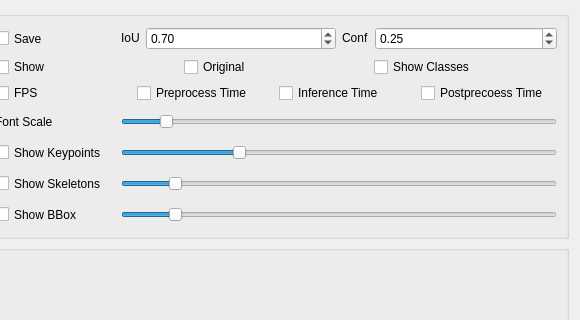
Old version of the form animalposetracker/gui/ui/inferencer.ui in the repository wux024/AnimalPoseTracker; both pictures show x 620 to 1200 and y 0 to 320 of the 1200 by 800 pixel window.
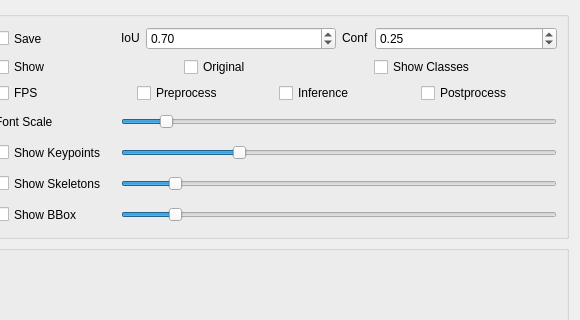
New version of the form.

What changed in the file:
```diff
--- a/animalposetracker/gui/ui/inferencer.ui
+++ b/animalposetracker/gui/ui/inferencer.ui
@@ -652,7 +652,7 @@
              </sizepolicy>
             </property>
             <property name="text">
-             <string>Preprocess Time</string>
+             <string>Preprocess</string>
             </property>
            </widget>
           </item>
@@ -665,7 +665,7 @@
              </sizepolicy>
             </property>
             <property name="text">
-             <string>Inference Time</string>
+             <string>Inference</string>
             </property>
            </widget>
           </item>
@@ -678,7 +678,7 @@
              </sizepolicy>
             </property>
             <property name="text">
-             <string>Postprecoess Time</string>
+             <string>Postprocess</string>
             </property>
            </widget>
           </item>
```
